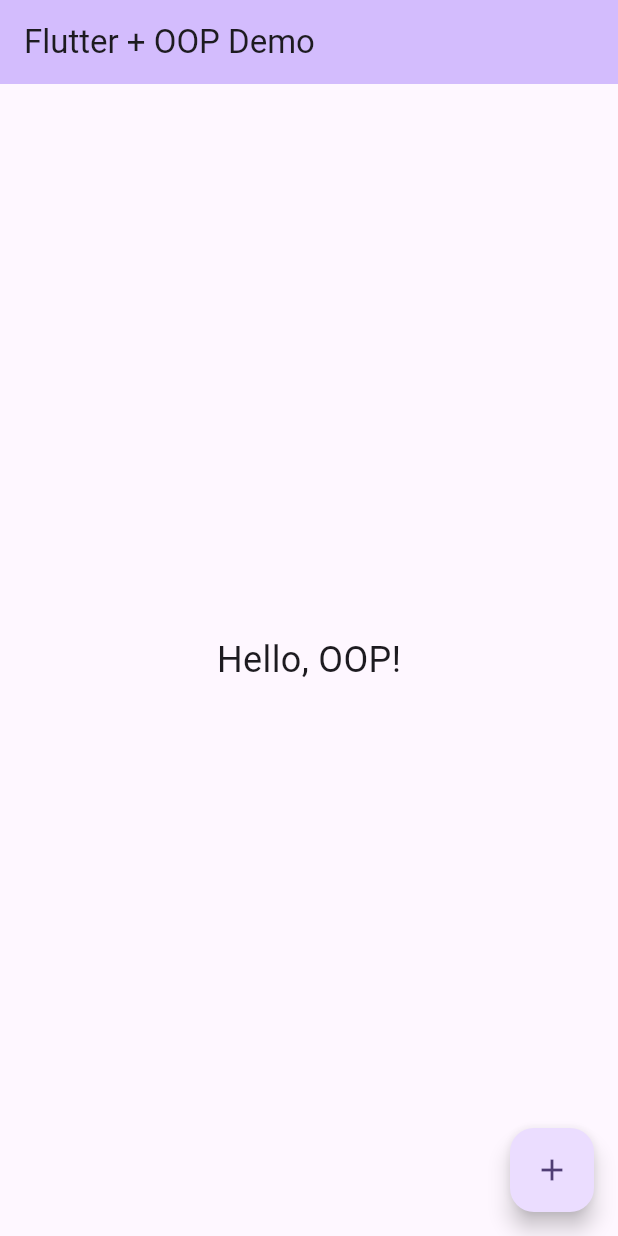
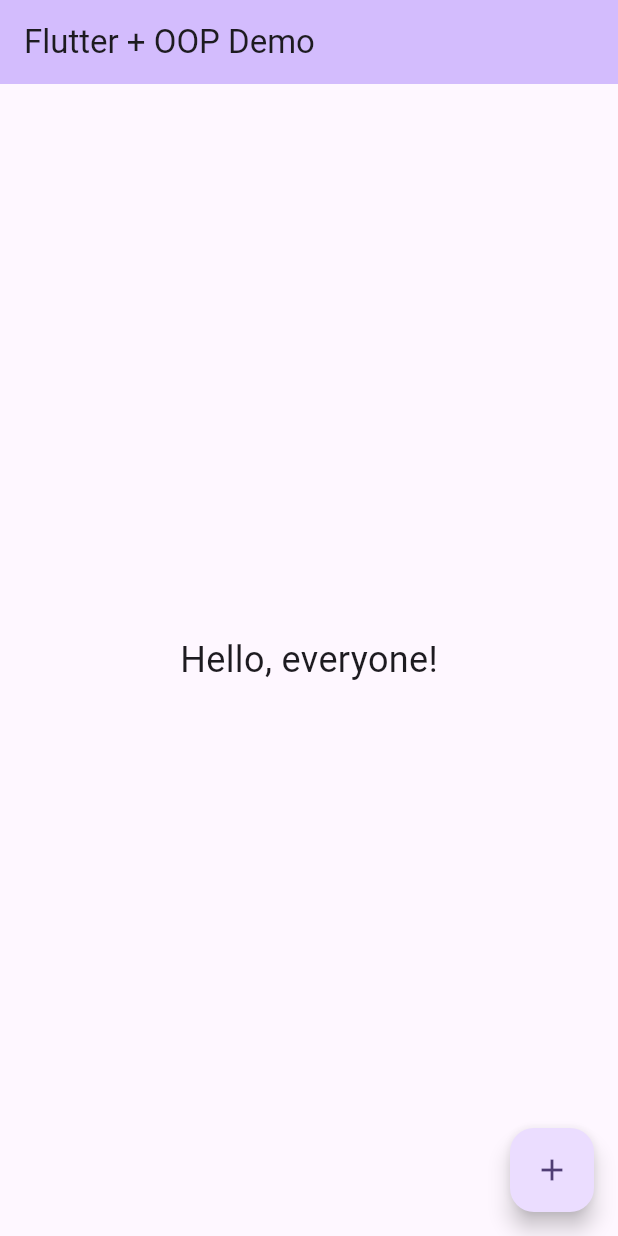
Before and after one commit to pure-edge/my_oop_app, a Flutter app: the screen it shows after launch, on a phone screen of 412 x 824 dp. Run offline on Flutter 3.47's test engine with Material 3 defaults, Android fonts, the phone set to English and light mode, and no system bars.

Commit message:
feature: changed Center text

```diff
--- a/lib/main.dart
+++ b/lib/main.dart
@@ -87,7 +87,7 @@
       ),
       body: Center(
         child: Text(
-          'Hello, OOP!',
+          'Hello, everyone!',
           style: TextStyle(fontSize: 24),
           ),
           ),
```
